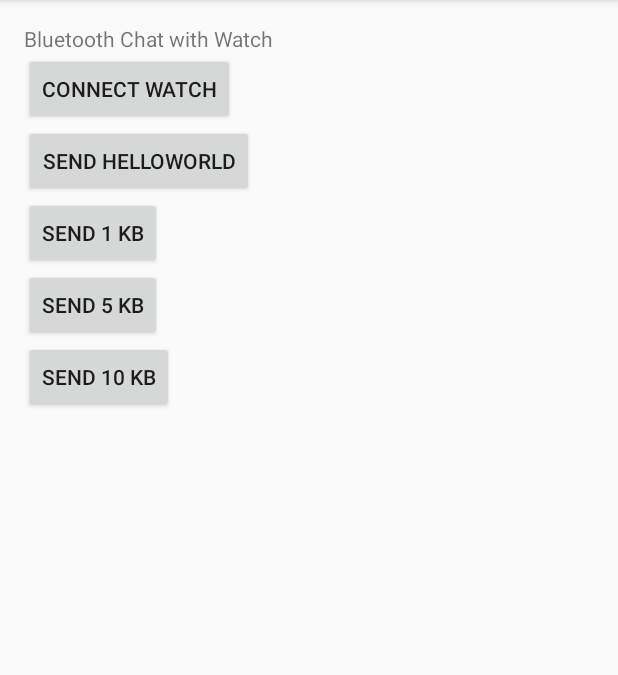
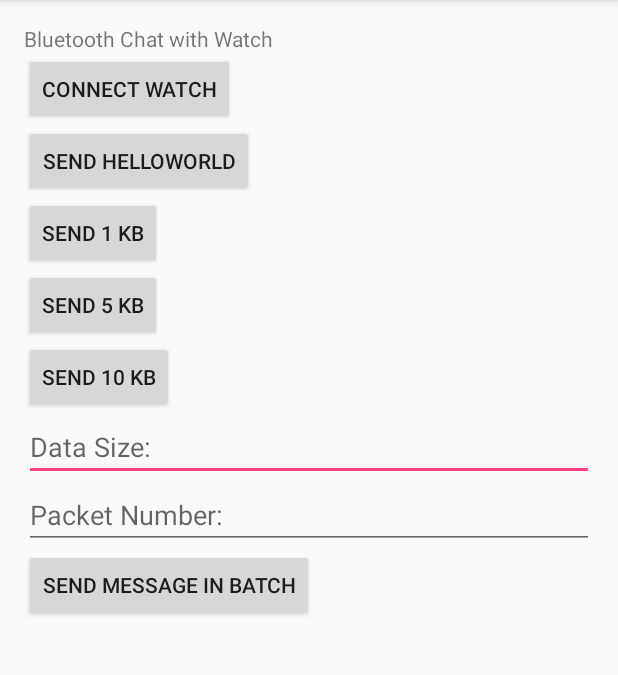
Before and after one commit to SBUNetSys/Utility-Tool, an Android app: the screen it shows after launch (MainActivity), after a tap on "SEND 5 KB", on a phone screen of 412 x 824 dp, the part 84-759 px from its top. Run offline under Robolectric (Android 15) with nearby library versions, the light colour scheme and no system bars; libraries missing offline, so code that uses them is left out: com.google.android.gms; 1 statement that could not run was skipped.

Commit message:
add send in batch functionality

```diff
--- a/BluetoothWear/mobile/src/main/java/com/example/jianxu/bluetoothwear/MainActivity.java
+++ b/BluetoothWear/mobile/src/main/java/com/example/jianxu/bluetoothwear/MainActivity.java
@@ -2,6 +2,7 @@ package com.example.jianxu.bluetoothwear;
 
 import android.bluetooth.BluetoothAdapter;
 import android.bluetooth.BluetoothDevice;
+import android.os.AsyncTask;
 import android.os.Handler;
 import android.os.Message;
 import android.support.v7.app.AppCompatActivity;
@@ -9,11 +10,14 @@ import android.os.Bundle;
 import android.util.Log;
 import android.view.View;
 import android.widget.Button;
+import android.widget.EditText;
 import android.widget.Toast;
 
+import java.util.Arrays;
 import java.util.Set;
 import com.example.jianxu.commonlib.BluetoothChatService;
 import com.example.jianxu.commonlib.Constants;
+import com.google.android.gms.wearable.DataMap;
 
 public class MainActivity extends AppCompatActivity {
     public final String TAG = "MainActivity";
@@ -55,7 +59,7 @@ public class MainActivity extends AppCompatActivity {
             Log.i(TAG, "No devices have been paired yet.");
         }
 
-        Button connectBtn = (Button)findViewById(R.id.connectWatch);
+        Button connectBtn = (Button) findViewById(R.id.connectWatch);
         connectBtn.setOnClickListener(new View.OnClickListener() {
             @Override
             public void onClick(View v) {
@@ -64,7 +68,7 @@ public class MainActivity extends AppCompatActivity {
             }
         });
 
-        Button sendBtn = (Button)findViewById(R.id.sendMsg);
+        Button sendBtn = (Button) findViewById(R.id.sendMsg);
         sendBtn.setOnClickListener(new View.OnClickListener() {
             @Override
             public void onClick(View v) {
@@ -73,88 +77,47 @@ public class MainActivity extends AppCompatActivity {
         });
 
         // Sending 1KB data
-        Button send1KBtn = (Button)findViewById(R.id.send1KB);
+        Button send1KBtn = (Button) findViewById(R.id.send1KB);
         send1KBtn.setOnClickListener(new View.OnClickListener() {
             @Override
             public void onClick(View v) {
                 // Should fillin 1K/2 chars
                 int length = 1024;
-                String sendStr = new String("");
-                for (int i = 0; i < length; ++i) {
-                    sendStr += "a";
-                }
+                String sendStr = constructKBMsg(length);
                 sendMessage(sendStr);
             }
         });
 
         // Sending 5KB data
-        Button send5KBtn = (Button)findViewById(R.id.send5KB);
+        Button send5KBtn = (Button) findViewById(R.id.send5KB);
         send5KBtn.setOnClickListener(new View.OnClickListener() {
             @Override
             public void onClick(View v) {
-                int length = 5*1024;
-                String sendStr = new String("");
-                for (int i = 0; i < 1024; ++i) {
-                    sendStr += "a";
-                }
-                for (int i = 0; i < 1024; ++i) {
-                    sendStr += "b";
-                }
-                for (int i = 0; i < 1024; ++i) {
-                    sendStr += "c";
-                }
-                for (int i = 0; i < 1024; ++i) {
-                    sendStr += "d";
-                }
-                for (int i = 0; i < 1024; ++i) {
-                    sendStr += "e";
-                }
+                int length = 5 * 1024;
+                String sendStr = constructKBMsg(length);
                 sendMessage(sendStr);
             }
         });
 
         // Sending 10KB data
-        Button send10KBtn = (Button)findViewById(R.id.send10KB);
+        Button send10KBtn = (Button) findViewById(R.id.send10KB);
         send10KBtn.setOnClickListener(new View.OnClickListener() {
             @Override
             public void onClick(View v) {
-                int length = 10*1024;
-                String sendStr = new String("");
-                for (int i = 0; i < 1024; ++i) {
-                    sendStr += "a";
-                }
-                for (int i = 0; i < 1024; ++i) {
-                    sendStr += "b";
-                }
-                for (int i = 0; i < 1024; ++i) {
-                    sendStr += "c";
-                }
-                for (int i = 0; i < 1024; ++i) {
-                    sendStr += "d";
-                }
-                for (int i = 0; i < 1024; ++i) {
-                    sendStr += "e";
-                }
-                for (int i = 0; i < 1024; ++i) {
-                    sendStr += "a";
-                }
-                for (int i = 0; i < 1024; ++i) {
-                    sendStr += "b";
-                }
-                for (int i = 0; i < 1024; ++i) {
-                    sendStr += "c";
-                }
-                for (int i = 0; i < 1024; ++i) {
-                    sendStr += "d";
-                }
-                for (int i = 0; i < 1024; ++i) {
-                    sendStr += "e";
-                }
-
+                int length = 10 * 1024;
+                String sendStr = constructKBMsg(length);
                 sendMessage(sendStr);
             }
         });
 
+
+        Button sendBatch = (Button) findViewById(R.id.sendMsgBatch);
+        sendBatch.setOnClickListener(new View.OnClickListener() {
+            @Override
+            public void onClick(View v) {
+                new PacketSendTask().execute("abc");
+            }
+        });
     }
 
 
@@ -183,14 +146,14 @@ public class MainActivity extends AppCompatActivity {
                         String readStr = new String(readBuf, 0, msg.arg1);
 
                         Log.i(TAG, "For script: received timestamp= " + System.currentTimeMillis());
-                        Log.i(TAG, "Received packet, " + readStr);
+                        //Log.i(TAG, "Received packet, " + readStr);
                         break;
                     case Constants.MESSAGE_WRITE:
                         byte[] writeBuf = (byte[]) msg.obj;
                         String sentStr = new String(writeBuf);
-                        Log.i(TAG, "Sent packet, " + sentStr);
+                        //Log.i(TAG, "Sent packet, " + sentStr);
                         Log.i(TAG, "For script: sent packet size= " + sentStr.length()
-                                    + " ,timestamp= " + System.currentTimeMillis());
+                                + " ,timestamp= " + System.currentTimeMillis());
                         break;
                 }
             } catch (Exception e) {
@@ -220,4 +183,48 @@ public class MainActivity extends AppCompatActivity {
         BluetoothDevice device = mBluetoothAdapter.getRemoteDevice(addr);
         mBluetoothService.connect(device, false);
     }
+
+    private String constructKBMsg(int size) {
+        char[] array = new char[size];
+        Arrays.fill(array, 'a');
+        String msg = new String(array);
+        return msg;
+    }
+
+
+    private class PacketSendTask extends AsyncTask<String, Integer, Long> {
+        private int mDataSize;
+        private int mPacketNum;
+
+        @Override
+        protected void onPreExecute() {
+            super.onPreExecute();
+            try {
+                EditText sizeText = (EditText) findViewById(R.id.packetSize);
+                mDataSize = Integer.parseInt(sizeText.getText().toString());
+                EditText numText = (EditText) findViewById(R.id.packetNum);
+                mPacketNum = Integer.parseInt(numText.getText().toString());
+            } catch (Exception e) {
+                Log.w(TAG, "Invalid empty input");
+                return;
+            }
+        }
+
+        @Override
+        protected Long doInBackground(String... params) {
+            // TODO: this implementation of multi-thread sending,
+            // TODO: which might make opponent unable to process packet
+
+            String msg = constructKBMsg(mDataSize);
+            try {
+                for (int i = 0; i < mPacketNum; ++i) {
+                    Thread.sleep(5000);
+                    sendMessage(msg);
+                }
+            } catch(Exception e) {
+                Log.w(TAG, "Exception occurred.." + e.toString());
+            }
+            return null;
+        }
+    }
 }
--- a/BluetoothWear/mobile/src/main/res/layout/activity_main.xml
+++ b/BluetoothWear/mobile/src/main/res/layout/activity_main.xml
@@ -45,4 +45,24 @@
         android:layout_height="wrap_content"
         android:text="Send 10 KB"/>
 
+    <EditText
+        android:id="@+id/packetSize"
+        android:layout_width="fill_parent"
+        android:layout_height="wrap_content"
+        android:hint="@string/amount_hint"
+        android:inputType="number" />
+
+    <EditText
+        android:id="@+id/packetNum"
+        android:layout_width="fill_parent"
+        android:layout_height="wrap_content"
+        android:hint="@string/packet_hint"
+        android:inputType="number" />
+
+    <Button
+        android:id="@+id/sendMsgBatch"
+        android:layout_width="wrap_content"
+        android:layout_height="wrap_content"
+        android:text="Send Message in Batch"/>
+
 </LinearLayout>
--- a/BluetoothWear/mobile/src/main/res/values/strings.xml
+++ b/BluetoothWear/mobile/src/main/res/values/strings.xml
@@ -1,3 +1,7 @@
 <resources>
     <string name="app_name">BluetoothWear</string>
+
+    <string name="amount_hint">Data Size: </string>
+    <string name="packet_hint">Packet Number: </string>
+
 </resources>
--- a/BluetoothWear/wear/src/main/java/com/example/jianxu/bluetoothwear/MainActivity.java
+++ b/BluetoothWear/wear/src/main/java/com/example/jianxu/bluetoothwear/MainActivity.java
@@ -106,7 +106,7 @@ public class MainActivity extends Activity {
                         byte[] readBuf = (byte[]) msg.obj;
                         String readStr = new String(readBuf, 0, msg.arg1);
 
-                        Log.i(TAG, "Received packet, " + readStr);
+                        //Log.i(TAG, "Received packet, " + readStr);
                         Log.i(TAG, "For script: received packet size= " + readStr.length()
                                 + " ,timestamp= " + System.currentTimeMillis());
                         sendMsg(readStr);
@@ -114,7 +114,7 @@ public class MainActivity extends Activity {
                     case Constants.MESSAGE_WRITE:
                         byte[] writeBuf = (byte[]) msg.obj;
                         String sentStr = new String(writeBuf);
-                        Log.i(TAG, "Sent packet, " + sentStr);
+                        //Log.i(TAG, "Sent packet, " + sentStr);
                         break;
                 }
             } catch (Exception e) {
```
